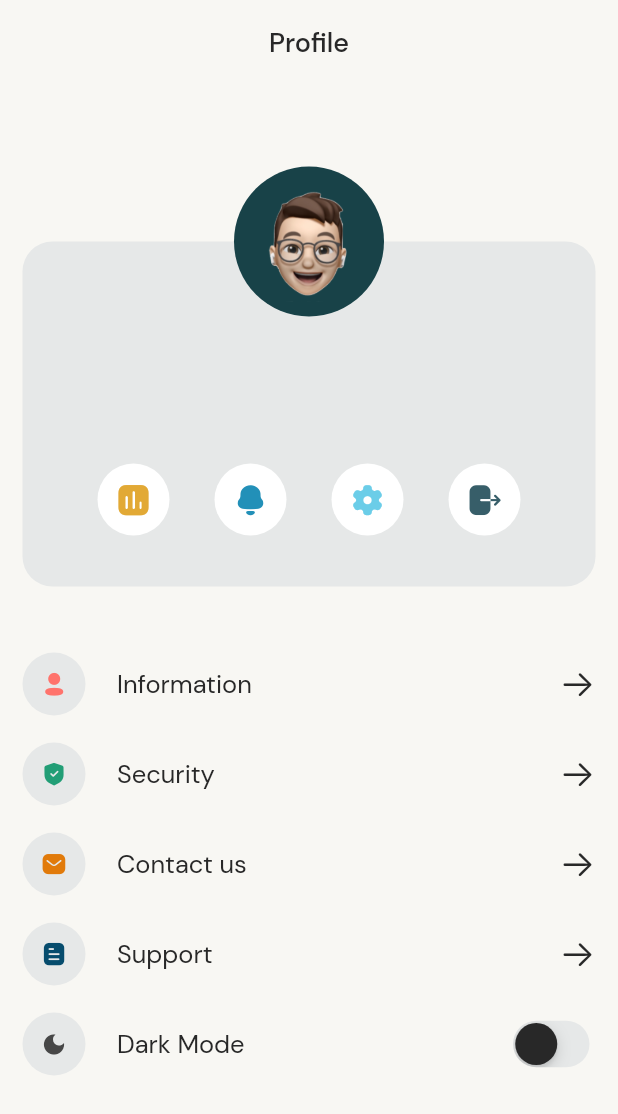
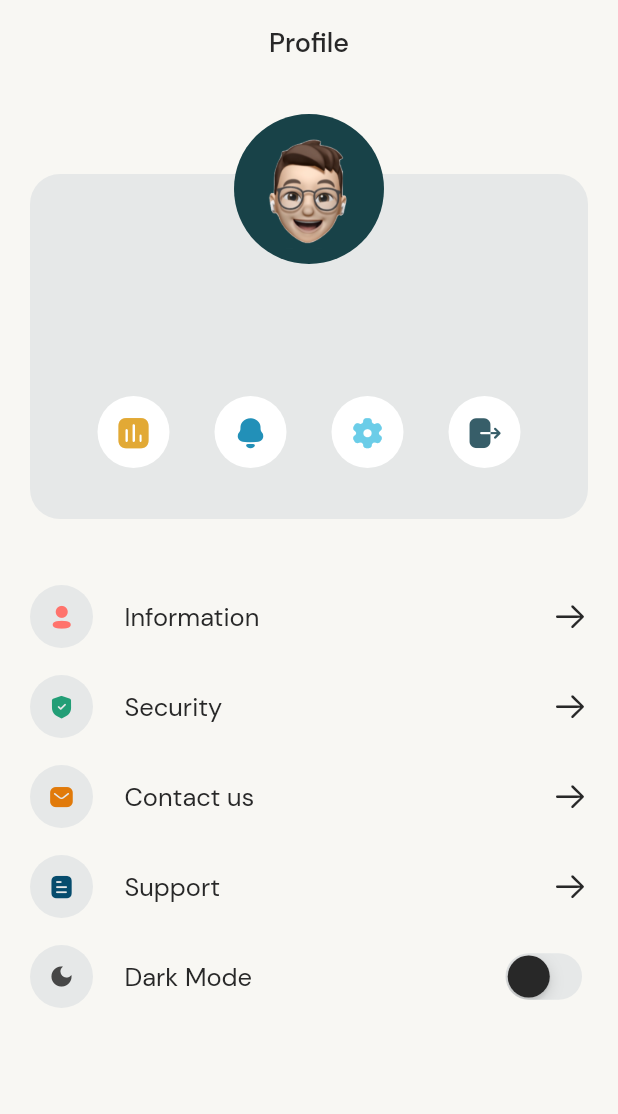
Before and after one commit to jason45992/AI-based-Receipt-Management-System, a Flutter app: the Profile screen opened directly with empty values, on a phone screen of 412 x 824 dp. Shown: the top 1114 px of the screen. Run offline on Flutter 3.47's test engine with Material 2 defaults, Android fonts, the phone set to English and light mode, and no system bars; our stand-ins replace cloud_firestore, dio, dropdown_button2, firebase_auth, firebase_core, fl_chart and 3 more; missing offline and left inert: document_scanner_flutter; accounts and stored records are empty.

Commit message:
fix profile page UI issue

```diff
--- a/lib/views/profile.dart
+++ b/lib/views/profile.dart
@@ -34,13 +34,13 @@ class _ProfileState extends State<Profile> {
       backgroundColor: Repository.bgColor(context),
       appBar: myAppBar(title: 'Profile', implyLeading: false, context: context),
       body: ListView(
-        padding: const EdgeInsets.all(15),
+        padding: const EdgeInsets.all(20),
         children: [
-          const Gap(40),
+          // const Gap(40),
           Stack(
             children: [
               Container(
-                height: 280,
+                height: 270,
                 alignment: Alignment.bottomCenter,
                 child: Container(
                   height: 230,
```
